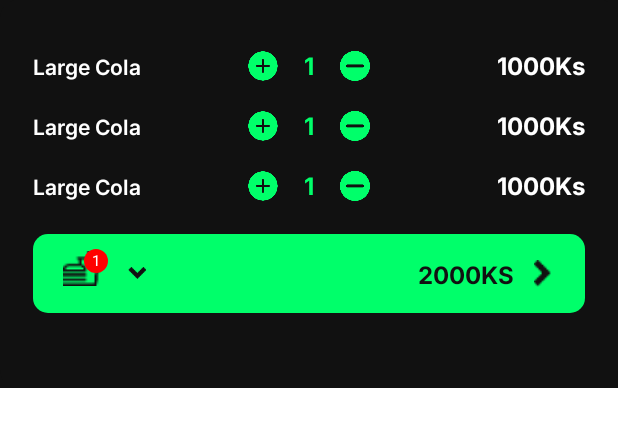
After one commit to flexath/The-Movie-Booking-App-PADC, an Android app: the layout layout_bottom_sheet_dialog_movies_food.xml on its own in the app's theme, with its tools: preview values and no code run, on a phone screen of 412 x 824 dp. The commit adds this screen. Shown: the top 427 px of the screen. Run offline under Robolectric (Android 15) with nearby library versions, the phone set to English and light mode, and no system bars.

```diff
--- /dev/null
+++ b/app/src/main/java/com/flexath/themoviebookingapp/ui/adapters/movies/BottomSheetDialogMoviesFoodAdapter.kt
@@ -0,0 +1,22 @@
+package com.flexath.themoviebookingapp.ui.adapters.movies
+
+import android.view.LayoutInflater
+import android.view.ViewGroup
+import androidx.recyclerview.widget.RecyclerView
+import com.flexath.themoviebookingapp.R
+import com.flexath.themoviebookingapp.ui.viewholders.BottomSheetDialogMoviesFoodViewHolder
+
+class BottomSheetDialogMoviesFoodAdapter : RecyclerView.Adapter<BottomSheetDialogMoviesFoodViewHolder>() {
+    override fun onCreateViewHolder(parent: ViewGroup, viewType: Int): BottomSheetDialogMoviesFoodViewHolder {
+        val view = LayoutInflater.from(parent.context).inflate(R.layout.view_holder_movies_food_dialog_food_list,parent,false)
+        return BottomSheetDialogMoviesFoodViewHolder(view)
+    }
+
+    override fun onBindViewHolder(holder: BottomSheetDialogMoviesFoodViewHolder, position: Int) {
+
+    }
+
+    override fun getItemCount(): Int {
+        return 3
+    }
+}
--- a/app/src/main/java/com/flexath/themoviebookingapp/ui/fragments/movies/MoviesFoodFragment.kt
+++ b/app/src/main/java/com/flexath/themoviebookingapp/ui/fragments/movies/MoviesFoodFragment.kt
@@ -6,16 +6,23 @@ import android.view.View
 import android.view.ViewGroup
 import androidx.fragment.app.Fragment
 import androidx.navigation.findNavController
+import androidx.navigation.fragment.findNavController
+import androidx.recyclerview.widget.LinearLayoutManager
 import com.flexath.themoviebookingapp.R
+import com.flexath.themoviebookingapp.ui.adapters.movies.BottomSheetDialogMoviesFoodAdapter
 import com.flexath.themoviebookingapp.ui.adapters.movies.MoviesFoodViewPagerAdapter
 import com.flexath.themoviebookingapp.ui.generaldata.FoodFactory
+import com.google.android.material.bottomsheet.BottomSheetDialog
 import com.google.android.material.tabs.TabLayoutMediator
 import kotlinx.android.synthetic.main.fragment_movies_food.*
 import kotlinx.android.synthetic.main.layout_app_bar_movies_food.*
+import kotlinx.android.synthetic.main.layout_bottom_sheet_dialog_movies_food.*
+import kotlinx.android.synthetic.main.layout_button_movies_food.*
 
 class MoviesFoodFragment : Fragment() {
 
     private lateinit var mMoviesFoodAdapter:MoviesFoodViewPagerAdapter
+    private lateinit var mBottomSheetDialogAdapter:BottomSheetDialogMoviesFoodAdapter
     private val foodList = FoodFactory()
 
     override fun onCreateView(inflater: LayoutInflater, container: ViewGroup?, savedInstanceState: Bundle?): View? {
@@ -41,6 +48,40 @@ class MoviesFoodFragment : Fragment() {
             it.findNavController().navigate(action)
         }
 
+        setUpFoodBottomSheetDialog()
+    }
+
+    private fun setUpFoodBottomSheetDialog() {
+        btnDownArrowMoviesFood.setImageResource(R.drawable.ic_down_arrow_black)
+        btnDownArrowMoviesFood.setOnClickListener {
+
+            val bottomDialog = BottomSheetDialog(requireActivity())
+            val dialogView = layoutInflater.inflate(R.layout.layout_bottom_sheet_dialog_movies_food,null,false)
+            bottomDialog.setContentView(dialogView)
+            bottomDialog.setCancelable(true)
+
+            bottomDialog.btnDownArrowMoviesFood.setImageResource(R.drawable.arrow_up_black)
+
+            // Bottom Sheet RecyclerView Setup
+            mBottomSheetDialogAdapter = BottomSheetDialogMoviesFoodAdapter()
+            bottomDialog.rvFoodBottomSheetDialogMoviesFood.adapter = mBottomSheetDialogAdapter
+            bottomDialog.rvFoodBottomSheetDialogMoviesFood.layoutManager = LinearLayoutManager(requireContext())
+            bottomDialog.rvFoodBottomSheetDialogMoviesFood.setHasFixedSize(true)
+            mBottomSheetDialogAdapter.notifyDataSetChanged()
+
+            bottomDialog.show()
+
+            bottomDialog.btnFoodOrderPurchaseBottomDialogMoviesFood.setOnClickListener {
+                val action = MoviesFoodFragmentDirections.actionMoviesFoodToMoviesTicketCheckout()
+                findNavController().navigate(action)
+                bottomDialog.dismiss()
+            }
+
+            bottomDialog.btnDownArrowMoviesFood.setOnClickListener {
+                bottomDialog.dismiss()
+            }
+
+        }
     }
 
     private fun setUpFoodTabLayout() {
--- /dev/null
+++ b/app/src/main/java/com/flexath/themoviebookingapp/ui/viewholders/BottomSheetDialogMoviesFoodViewHolder.kt
@@ -0,0 +1,7 @@
+package com.flexath.themoviebookingapp.ui.viewholders
+
+import android.view.View
+import androidx.recyclerview.widget.RecyclerView
+
+class BottomSheetDialogMoviesFoodViewHolder(itemView: View) : RecyclerView.ViewHolder(itemView) {
+}
--- /dev/null
+++ b/app/src/main/res/drawable/bottom_sheet_dialog_food_background.xml
@@ -0,0 +1,5 @@
+<?xml version="1.0" encoding="utf-8"?>
+<shape xmlns:android="http://schemas.android.com/apk/res/android">
+    <corners android:radius="@dimen/margin_card_medium_2"/>
+    <solid android:color="@color/colorPrimary"/>
+</shape>
--- a/app/src/main/res/layout/fragment_movies_food.xml
+++ b/app/src/main/res/layout/fragment_movies_food.xml
@@ -39,7 +39,7 @@
 
     </RelativeLayout>
 
-    <RelativeLayout
+    <include
         android:id="@+id/btnFoodOrderPurchaseMoviesFood"
         android:layout_width="match_parent"
         android:layout_height="wrap_content"
@@ -47,68 +47,6 @@
         android:layout_marginStart="@dimen/margin_medium_4_n"
         android:layout_marginEnd="@dimen/margin_medium_4_n"
         android:layout_marginBottom="@dimen/margin_50dp"
-        android:background="@drawable/food_confirm_background">
-
-        <FrameLayout
-            android:layout_width="@dimen/margin_30dp"
-            android:layout_height="wrap_content"
-            android:layout_alignParentStart="true"
-            android:layout_marginStart="@dimen/margin_medium_3"
-            android:paddingTop="@dimen/margin_10dp"
-            android:paddingBottom="@dimen/margin_15dp">
-
-            <androidx.appcompat.widget.AppCompatImageView
-                android:layout_width="@dimen/width_drink_image"
-                android:layout_height="@dimen/height_drink_image"
-                app:srcCompat="@drawable/drink_icon" />
-
-            <TextView
-                android:id="@+id/tvPurchasedFoodCountMoviesFood"
-                android:layout_width="@dimen/width_food_count_drink_text"
-                android:layout_height="@dimen/height_food_count_drink_text"
-                android:layout_gravity="end"
-                android:background="@drawable/food_count_red_background"
-                android:gravity="center"
-                android:text="1"
-                android:textColor="@color/white"
-                android:textSize="@dimen/text_smaller" />
-
-        </FrameLayout>
-
-        <androidx.appcompat.widget.AppCompatImageView
-            android:layout_width="wrap_content"
-            android:layout_height="wrap_content"
-            android:layout_marginStart="63dp"
-            android:layout_centerVertical="true"
-            app:srcCompat="@drawable/ic_down_arrow_black"/>
-
-        <LinearLayout
-            android:layout_width="wrap_content"
-            android:layout_height="wrap_content"
-            android:layout_alignParentEnd="true"
-            android:layout_marginEnd="@dimen/margin_19dp"
-            android:orientation="horizontal"
-            android:paddingTop="@dimen/margin_15dp"
-            android:paddingBottom="@dimen/margin_15dp">
-
-            <androidx.appcompat.widget.AppCompatTextView
-                android:layout_width="wrap_content"
-                android:layout_height="wrap_content"
-                android:layout_marginEnd="10dp"
-                android:fontFamily="@font/inter_bold"
-                android:text="2000KS"
-                android:textColor="@color/colorPrimary"
-                android:textSize="@dimen/text_regular_2x" />
-
-            <androidx.appcompat.widget.AppCompatImageView
-                android:layout_width="@dimen/width_right_arrow"
-                android:layout_height="@dimen/height_right_arrow"
-                android:layout_gravity="center_vertical"
-                app:srcCompat="@drawable/right_arrow_black" />
-
-        </LinearLayout>
-
-
-    </RelativeLayout>
+        layout="@layout/layout_button_movies_food"/>
 
 </FrameLayout>
--- /dev/null
+++ b/app/src/main/res/layout/layout_bottom_sheet_dialog_movies_food.xml
@@ -0,0 +1,40 @@
+<?xml version="1.0" encoding="utf-8"?>
+<ScrollView xmlns:android="http://schemas.android.com/apk/res/android"
+    xmlns:tools="http://schemas.android.com/tools"
+    android:layout_width="match_parent"
+    android:layout_height="wrap_content"
+    android:background="@color/colorPrimary">
+
+    <LinearLayout
+        android:layout_width="match_parent"
+        android:background="@drawable/bottom_sheet_dialog_food_background"
+        android:orientation="vertical"
+        android:layout_height="wrap_content">
+
+        <androidx.recyclerview.widget.RecyclerView
+            android:id="@+id/rvFoodBottomSheetDialogMoviesFood"
+            android:layout_width="match_parent"
+            android:layout_height="wrap_content"
+            android:paddingStart="@dimen/margin_medium_4_n"
+            android:paddingTop="@dimen/margin_xlarge"
+            android:paddingEnd="@dimen/margin_medium_4_n"
+            tools:itemCount="3"
+            tools:listitem="@layout/view_holder_movies_food_dialog_food_list" />
+
+        <include
+            android:id="@+id/btnFoodOrderPurchaseBottomDialogMoviesFood"
+            android:layout_width="match_parent"
+            android:layout_height="wrap_content"
+            android:layout_gravity="bottom|center"
+            android:layout_marginTop="@dimen/margin_small"
+            android:layout_marginStart="@dimen/margin_medium_4_n"
+            android:layout_marginEnd="@dimen/margin_medium_4_n"
+            android:layout_marginBottom="@dimen/margin_50dp"
+            layout="@layout/layout_button_movies_food"/>
+
+
+    </LinearLayout>
+
+
+
+</ScrollView>
--- /dev/null
+++ b/app/src/main/res/layout/layout_button_movies_food.xml
@@ -0,0 +1,69 @@
+<?xml version="1.0" encoding="utf-8"?>
+<RelativeLayout xmlns:android="http://schemas.android.com/apk/res/android"
+    xmlns:app="http://schemas.android.com/apk/res-auto"
+    android:layout_width="match_parent"
+    android:layout_height="wrap_content"
+    android:background="@drawable/food_confirm_background">
+
+    <FrameLayout
+        android:layout_width="@dimen/margin_30dp"
+        android:layout_height="wrap_content"
+        android:layout_alignParentStart="true"
+        android:layout_marginStart="@dimen/margin_medium_3"
+        android:paddingTop="@dimen/margin_10dp"
+        android:paddingBottom="@dimen/margin_15dp">
+
+        <androidx.appcompat.widget.AppCompatImageView
+            android:layout_width="@dimen/width_drink_image"
+            android:layout_height="@dimen/height_drink_image"
+            app:srcCompat="@drawable/drink_icon" />
+
+        <TextView
+            android:id="@+id/tvPurchasedFoodCountMoviesFood"
+            android:layout_width="@dimen/width_food_count_drink_text"
+            android:layout_height="@dimen/height_food_count_drink_text"
+            android:layout_gravity="end"
+            android:background="@drawable/food_count_red_background"
+            android:gravity="center"
+            android:text="1"
+            android:textColor="@color/white"
+            android:textSize="@dimen/text_smaller" />
+
+    </FrameLayout>
+
+    <androidx.appcompat.widget.AppCompatImageView
+        android:id="@+id/btnDownArrowMoviesFood"
+        android:layout_width="wrap_content"
+        android:layout_height="wrap_content"
+        android:layout_centerVertical="true"
+        android:layout_marginStart="63dp"
+        app:srcCompat="@drawable/ic_down_arrow_black" />
+
+    <LinearLayout
+        android:layout_width="wrap_content"
+        android:layout_height="wrap_content"
+        android:layout_alignParentEnd="true"
+        android:layout_marginEnd="@dimen/margin_19dp"
+        android:orientation="horizontal"
+        android:paddingTop="@dimen/margin_15dp"
+        android:paddingBottom="@dimen/margin_15dp">
+
+        <androidx.appcompat.widget.AppCompatTextView
+            android:layout_width="wrap_content"
+            android:layout_height="wrap_content"
+            android:layout_marginEnd="10dp"
+            android:fontFamily="@font/inter_bold"
+            android:text="2000KS"
+            android:textColor="@color/colorPrimary"
+            android:textSize="@dimen/text_regular_2x" />
+
+        <androidx.appcompat.widget.AppCompatImageView
+            android:layout_width="@dimen/width_right_arrow"
+            android:layout_height="@dimen/height_right_arrow"
+            android:layout_gravity="center_vertical"
+            app:srcCompat="@drawable/right_arrow_black" />
+
+    </LinearLayout>
+
+
+</RelativeLayout>
--- /dev/null
+++ b/app/src/main/res/layout/view_holder_movies_food_dialog_food_list.xml
@@ -0,0 +1,73 @@
+<?xml version="1.0" encoding="utf-8"?>
+<LinearLayout xmlns:android="http://schemas.android.com/apk/res/android"
+    xmlns:app="http://schemas.android.com/apk/res-auto"
+    android:layout_width="match_parent"
+    android:layout_height="wrap_content"
+    android:background="@color/colorPrimary"
+    android:orientation="horizontal"
+    android:paddingBottom="@dimen/margin_medium_2"
+    android:weightSum="3">
+
+    <androidx.appcompat.widget.AppCompatTextView
+        android:layout_width="0dp"
+        android:layout_height="wrap_content"
+        android:layout_weight="1"
+        android:fontFamily="@font/inter_semibold"
+        android:gravity="start"
+        android:text="Large Cola"
+        android:textColor="@color/white"
+        android:textSize="@dimen/text_regular" />
+
+    <LinearLayout
+        android:id="@+id/llFoodAddMinusBottomSheetDialogMoviesFood"
+        android:layout_width="0dp"
+        android:layout_height="wrap_content"
+        android:layout_weight="1"
+        android:elevation="@dimen/margin_small"
+        android:gravity="center"
+        android:orientation="horizontal"
+        android:visibility="visible">
+
+        <androidx.appcompat.widget.AppCompatImageView
+            android:id="@+id/btnPlusBottomSheetDialogMoviesFood"
+            android:layout_width="@dimen/width_number_of_food"
+            android:layout_height="@dimen/height_number_of_food"
+            android:layout_gravity="bottom"
+            android:elevation="@dimen/margin_small"
+            android:scaleType="fitCenter"
+            app:srcCompat="@drawable/add_food_button" />
+
+        <androidx.appcompat.widget.AppCompatTextView
+            android:id="@+id/tvFoodCountBottomSheetDialogMoviesFood"
+            android:layout_width="wrap_content"
+            android:layout_height="wrap_content"
+            android:layout_gravity="top"
+            android:layout_marginStart="@dimen/margin_15dp"
+            android:layout_marginEnd="@dimen/margin_15dp"
+            android:fontFamily="@font/inter_bold"
+            android:gravity="top"
+            android:text="1"
+            android:textColor="@color/colorAccent"
+            android:textSize="@dimen/text_regular_2x" />
+
+        <androidx.appcompat.widget.AppCompatImageView
+            android:id="@+id/btnMinusBottomSheetDialogMoviesFood"
+            android:layout_width="@dimen/width_number_of_food"
+            android:layout_height="@dimen/height_number_of_food"
+            android:layout_gravity="center_vertical"
+            android:elevation="@dimen/margin_small"
+            app:srcCompat="@drawable/minus_food_button" />
+
+    </LinearLayout>
+
+    <androidx.appcompat.widget.AppCompatTextView
+        android:layout_width="0dp"
+        android:layout_height="wrap_content"
+        android:layout_weight="1"
+        android:fontFamily="@font/inter_bold"
+        android:gravity="end"
+        android:text="1000Ks"
+        android:textColor="@color/white"
+        android:textSize="@dimen/text_regular_2x" />
+
+</LinearLayout>
--- a/app/src/main/res/values/dimens.xml
+++ b/app/src/main/res/values/dimens.xml
@@ -128,5 +128,7 @@
     <dimen name="margin_75dp">75dp</dimen>
     <dimen name="margin_40dp">40dp</dimen>
     <dimen name="width_close_button">40dp</dimen>
+    <dimen name="margin_120dp">120dp</dimen>
+    <dimen name="margin_95dp">95dp</dimen>
 
 </resources>
```
Also changed, not shown: app/src/main/res/drawable-xxxhdpi/arrow_up_black.png (added).
